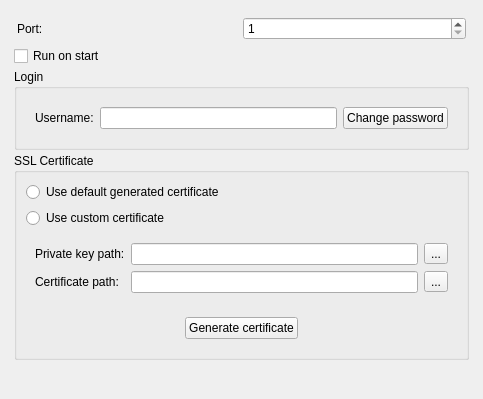
This is src/view/settingserver.ui in coolshou/kminidlna as Qt 5 draws it before an edit. The edited form follows.
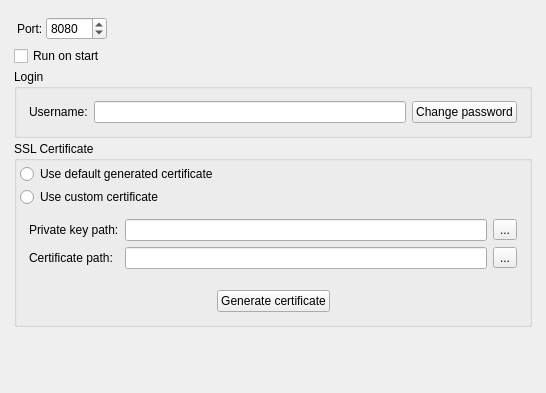
This is the edited form. Icons and pictures are not drawn.

Diff of the .ui file:
```diff
--- a/src/view/settingserver.ui
+++ b/src/view/settingserver.ui
@@ -6,8 +6,8 @@
    <rect>
     <x>0</x>
     <y>0</y>
-    <width>483</width>
-    <height>399</height>
+    <width>546</width>
+    <height>393</height>
    </rect>
   </property>
   <property name="windowTitle">
@@ -60,10 +60,29 @@
          <item>
           <widget class="QSpinBox" name="m_port">
            <property name="minimum">
-            <number>1</number>
+            <number>2000</number>
+           </property>
+           <property name="maximum">
+            <number>65000</number>
+           </property>
+           <property name="value">
+            <number>8080</number>
            </property>
           </widget>
          </item>
+         <item>
+          <spacer name="horizontalSpacer_3">
+           <property name="orientation">
+            <enum>Qt::Horizontal</enum>
+           </property>
+           <property name="sizeHint" stdset="0">
+            <size>
+             <width>40</width>
+             <height>20</height>
+            </size>
+           </property>
+          </spacer>
+         </item>
         </layout>
        </widget>
       </item>
@@ -80,6 +99,21 @@
          <string>Login</string>
         </property>
         <layout class="QVBoxLayout" name="verticalLayout_3">
+         <property name="spacing">
+          <number>3</number>
+         </property>
+         <property name="leftMargin">
+          <number>3</number>
+         </property>
+         <property name="topMargin">
+          <number>3</number>
+         </property>
+         <property name="rightMargin">
+          <number>3</number>
+         </property>
+         <property name="bottomMargin">
+          <number>3</number>
+         </property>
          <item>
           <widget class="QWidget" name="widget_3" native="true">
            <layout class="QHBoxLayout" name="horizontalLayout_2">
@@ -112,6 +146,21 @@
          <string>SSL Certificate</string>
         </property>
         <layout class="QVBoxLayout" name="verticalLayout_4">
+         <property name="spacing">
+          <number>3</number>
+         </property>
+         <property name="leftMargin">
+          <number>3</number>
+         </property>
+         <property name="topMargin">
+          <number>3</number>
+         </property>
+         <property name="rightMargin">
+          <number>3</number>
+         </property>
+         <property name="bottomMargin">
+          <number>3</number>
+         </property>
          <item>
           <widget class="QRadioButton" name="m_rbtGenerated">
            <property name="text">
```
Left out of the diff: 8 changed lines with no effect on the pictures.
